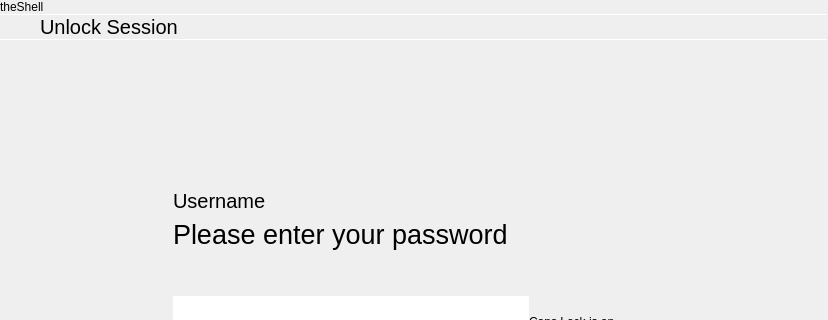
First picture: the form in screenlock/lockscreen.ui, repository vicr123/tsscreenlock, before the edit; both pictures show x 0 to 828 and y 0 to 320 of the 828 by 519 pixel window.
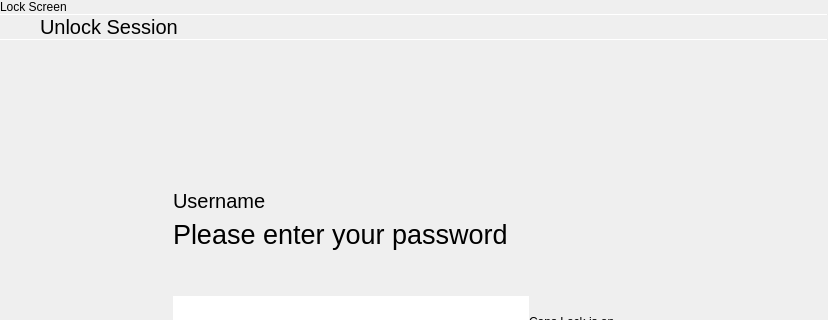
Second picture: the form after the edit. Icons and pictures are not drawn. Custom widgets are drawn as their Qt base class.

Patch:
```diff
--- a/screenlock/lockscreen.ui
+++ b/screenlock/lockscreen.ui
@@ -81,7 +81,7 @@
           <item>
            <widget class="QLabel" name="label_7">
             <property name="text">
-             <string>theShell</string>
+             <string notr="true">Lock Screen</string>
             </property>
             <property name="margin">
              <number>3</number>
```
Left out of the diff: 2 changed lines with no effect on the pictures.
